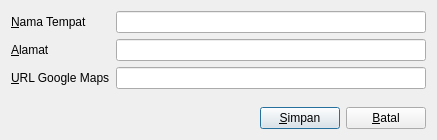
Qt form src/app/locationeditor.ui (ffrz/post-streaming-app) before a commit.
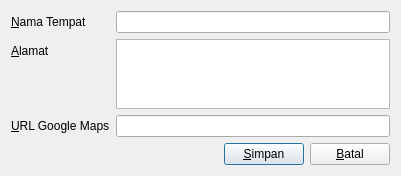
The same form after that commit.

Commit message: ganti fields alamat dari QLineEdit ke QPlainTextEdit

The edit to the form file:
```diff
--- a/src/app/locationeditor.ui
+++ b/src/app/locationeditor.ui
@@ -6,8 +6,8 @@
    <rect>
     <x>0</x>
     <y>0</y>
-    <width>437</width>
-    <height>140</height>
+    <width>401</width>
+    <height>174</height>
    </rect>
   </property>
   <property name="windowTitle">
@@ -39,9 +39,6 @@
        </property>
       </widget>
      </item>
-     <item row="1" column="1">
-      <widget class="QLineEdit" name="addressEdit"/>
-     </item>
      <item row="2" column="0">
       <widget class="QLabel" name="label_3">
        <property name="text">
@@ -55,6 +52,13 @@
      <item row="2" column="1">
       <widget class="QLineEdit" name="urlEdit"/>
      </item>
+     <item row="1" column="1">
+      <widget class="QPlainTextEdit" name="addressEdit">
+       <property name="tabChangesFocus">
+        <bool>true</bool>
+       </property>
+      </widget>
+     </item>
     </layout>
    </item>
    <item>
```
